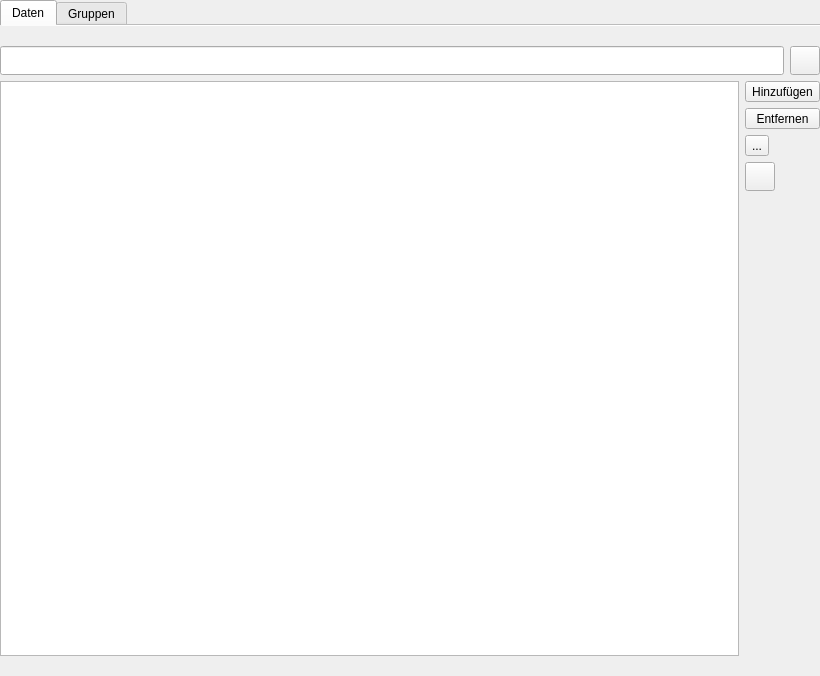
Above: ui/qmemployeesettingswidget.ui from Christian-Kr/QualificationMatrix before the change. Below: the same form after it.
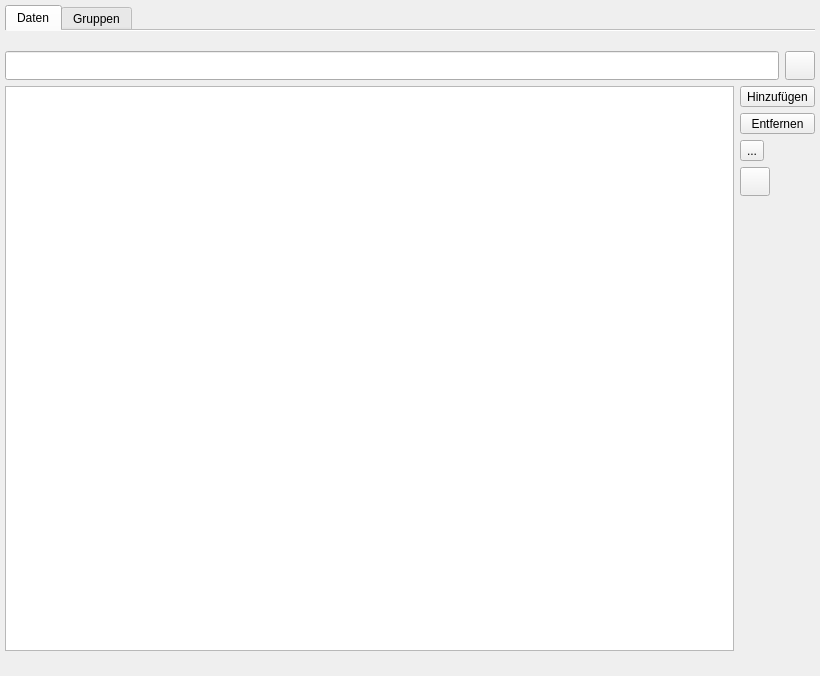
That is the form after the change. The open tabs and pages were chosen to show the change. Icons and pictures are not drawn.

Commit message: Change margin of some widgets

```diff
--- a/ui/qmemployeesettingswidget.ui
+++ b/ui/qmemployeesettingswidget.ui
@@ -15,16 +15,16 @@
   </property>
   <layout class="QGridLayout" name="gridLayout_2">
    <property name="leftMargin">
-    <number>0</number>
+    <number>5</number>
    </property>
    <property name="topMargin">
-    <number>0</number>
+    <number>5</number>
    </property>
    <property name="rightMargin">
-    <number>0</number>
+    <number>5</number>
    </property>
    <property name="bottomMargin">
-    <number>0</number>
+    <number>5</number>
    </property>
    <item row="0" column="0" rowspan="2" colspan="2">
     <widget class="QTabWidget" name="tabWidget">
```
Left out of the diff: 2 changed lines with no effect on the pictures. The commit also changes 2 other files.
